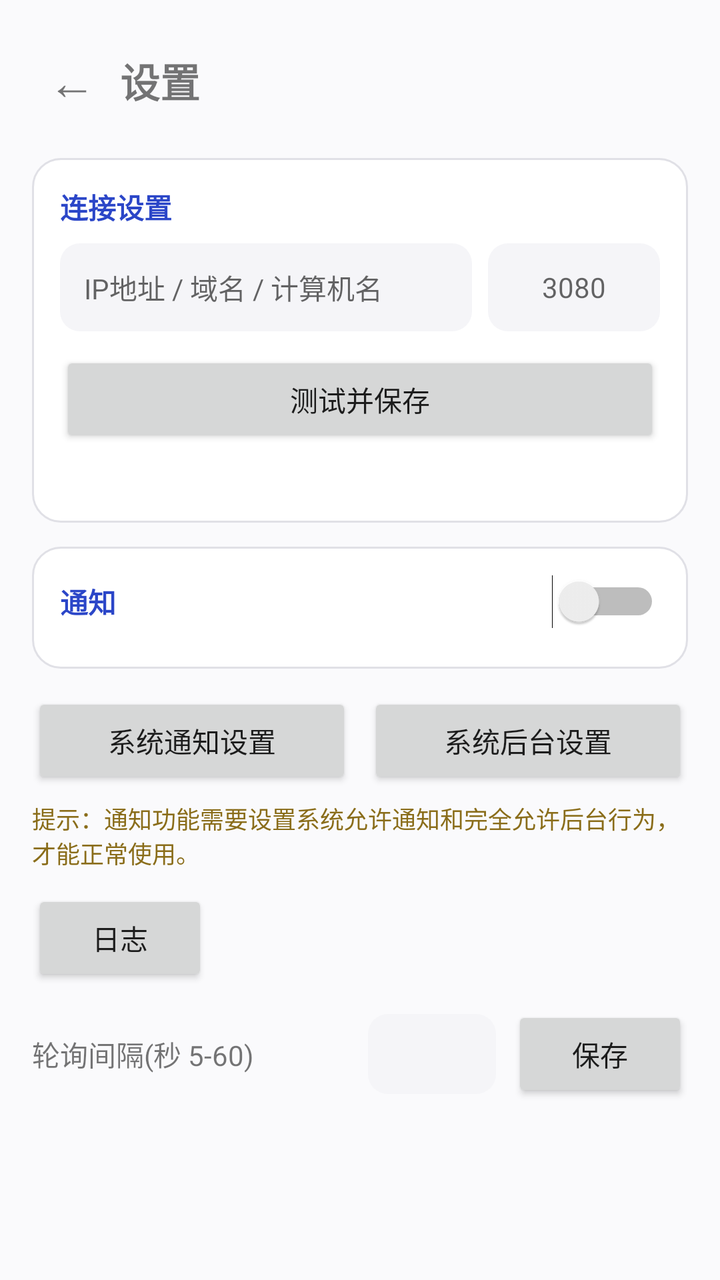
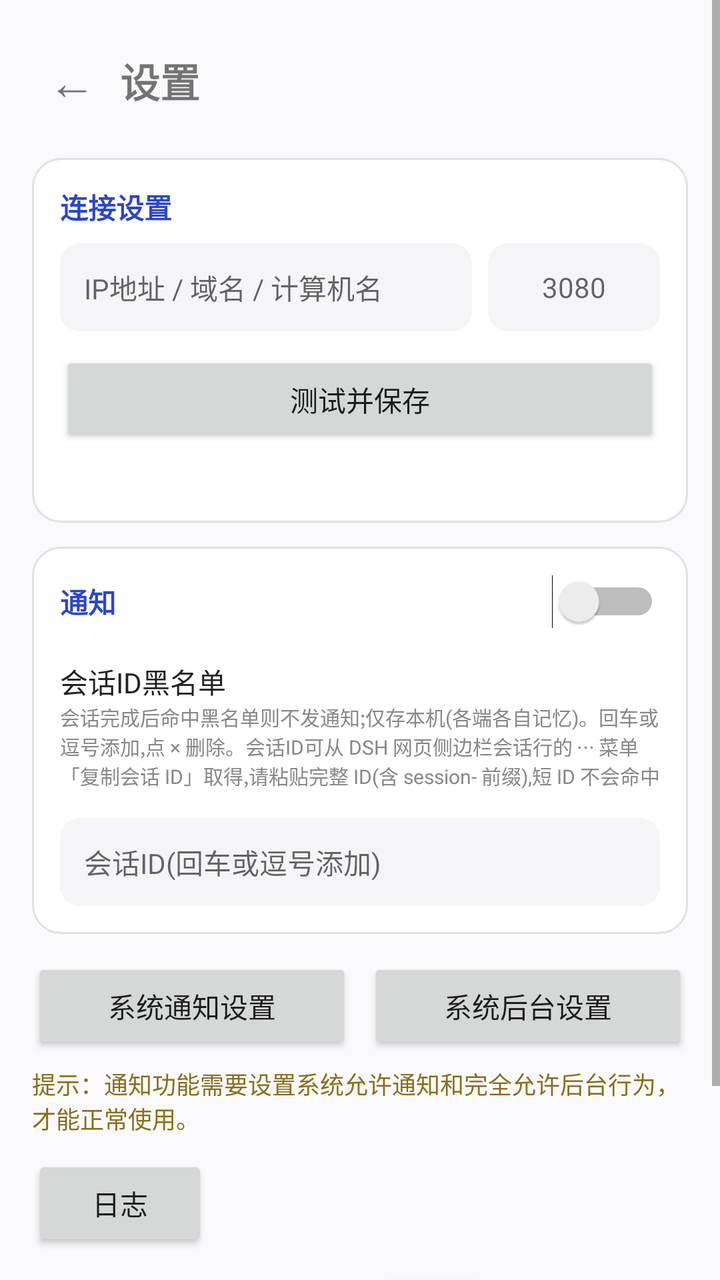

Two renders of the same Android screen: before a commit and after it. Below are the layout's source before the change and the commit's diff.
<!-- AndroidManifest.xml: application theme Theme.DshRemote -->
<!-- res/layout/activity_settings.xml -->
<?xml version="1.0" encoding="utf-8"?>
<ScrollView xmlns:android="http://schemas.android.com/apk/res/android"
    android:id="@+id/settingsRoot"
    android:layout_width="match_parent"
    android:layout_height="match_parent"
    android:background="#FAFAFC">

    <LinearLayout
        android:layout_width="match_parent"
        android:layout_height="wrap_content"
        android:orientation="vertical"
        android:padding="16dp">

        
        <LinearLayout
            android:layout_width="match_parent"
            android:layout_height="wrap_content"
            android:gravity="center_vertical"
            android:orientation="horizontal">

            <TextView
                android:id="@+id/btnBack"
                android:layout_width="wrap_content"
                android:layout_height="wrap_content"
                android:clickable="true"
                android:focusable="true"
                android:padding="8dp"
                android:text="←"
                android:textSize="24sp" />

            <TextView
                android:layout_width="wrap_content"
                android:layout_height="wrap_content"
                android:layout_marginStart="4dp"
                android:text="@string/settings_title"
                android:textSize="20sp"
                android:textStyle="bold" />
        </LinearLayout>

        
        <LinearLayout
            android:layout_width="match_parent"
            android:layout_height="wrap_content"
            android:layout_marginTop="14dp"
            android:background="@drawable/bg_card"
            android:orientation="vertical"
            android:padding="14dp">

            <TextView
                android:layout_width="wrap_content"
                android:layout_height="wrap_content"
                android:text="@string/conn_title"
                android:textColor="#2B46C8"
                android:textSize="14sp"
                android:textStyle="bold" />

            <LinearLayout
                android:layout_width="match_parent"
                android:layout_height="wrap_content"
                android:layout_marginTop="8dp"
                android:gravity="center_vertical"
                android:orientation="horizontal">

                <EditText
                    android:id="@+id/etHost"
                    android:layout_width="0dp"
                    android:layout_height="44dp"
                    android:layout_weight="1"
                    android:background="@drawable/bg_input_rounded"
                    android:hint="@string/hint_ip"
                    android:imeOptions="actionNext"
                    android:inputType="textNoSuggestions"
                    android:maxLines="1"
                    android:paddingStart="12dp"
                    android:paddingEnd="12dp"
                    android:textSize="14sp" />

                <EditText
                    android:id="@+id/etPort"
                    android:layout_width="86dp"
                    android:layout_height="44dp"
                    android:layout_marginStart="8dp"
                    android:background="@drawable/bg_input_rounded"
                    android:gravity="center"
                    android:hint="3080"
                    android:imeOptions="actionDone"
                    android:inputType="number"
                    android:maxLines="1"
                    android:textSize="14sp" />
            </LinearLayout>

            <Button
                android:id="@+id/btnTestSave"
                android:layout_width="match_parent"
                android:layout_height="wrap_content"
                android:layout_marginTop="10dp"
                android:text="@string/btn_test_save" />

            <TextView
                android:id="@+id/tvTestResult"
                android:layout_width="match_parent"
                android:layout_height="wrap_content"
                android:layout_marginTop="6dp"
                android:lineSpacingExtra="3dp"
                android:textSize="13sp" />
        </LinearLayout>

        
        <LinearLayout
            android:layout_width="match_parent"
            android:layout_height="wrap_content"
            android:layout_marginTop="12dp"
            android:background="@drawable/bg_card"
            android:orientation="vertical"
            android:padding="14dp">

            <LinearLayout
                android:layout_width="match_parent"
                android:layout_height="wrap_content"
                android:gravity="center_vertical"
                android:orientation="horizontal">

                <TextView
                    android:layout_width="0dp"
                    android:layout_height="wrap_content"
                    android:layout_weight="1"
                    android:text="@string/notif_title"
                    android:textColor="#2B46C8"
                    android:textSize="14sp"
                    android:textStyle="bold" />

                <Switch
                    android:id="@+id/swMaster"
                    android:layout_width="wrap_content"
                    android:layout_height="wrap_content" />
            </LinearLayout>

            
            <LinearLayout
                android:id="@+id/modeRows"
                android:layout_width="match_parent"
                android:layout_height="wrap_content"
                android:layout_marginTop="6dp"
                android:orientation="vertical" />

            <TextView
                android:layout_width="match_parent"
                android:layout_height="wrap_content"
                android:layout_marginTop="10dp"
                android:fontFamily="monospace"
                android:text="加载中…"
                android:textSize="11sp"
                android:visibility="gone"
                android:id="@+id/tvSettingsState" />
        </LinearLayout>

        
        <LinearLayout
            android:layout_width="match_parent"
            android:layout_height="wrap_content"
            android:layout_marginTop="12dp"
            android:orientation="horizontal">

            <Button
                android:id="@+id/btnSysNotif"
                android:layout_width="0dp"
                android:layout_height="wrap_content"
                android:layout_weight="1"
                android:text="@string/btn_sys_notif" />

            <Button
                android:id="@+id/btnSysBg"
                android:layout_width="0dp"
                android:layout_height="wrap_content"
                android:layout_marginStart="8dp"
                android:layout_weight="1"
                android:text="@string/btn_sys_bg" />
        </LinearLayout>

        <TextView
            android:layout_width="match_parent"
            android:layout_height="wrap_content"
            android:layout_marginTop="6dp"
            android:text="@string/sys_hint"
            android:textColor="#8A6D1A"
            android:textSize="12sp" />

        <Button
            android:id="@+id/btnLog"
            android:layout_width="wrap_content"
            android:layout_height="wrap_content"
            android:layout_marginTop="10dp"
            android:text="@string/btn_log" />

        
        <LinearLayout
            android:layout_width="match_parent"
            android:layout_height="wrap_content"
            android:layout_marginTop="10dp"
            android:gravity="center_vertical"
            android:orientation="horizontal">

            <TextView
                android:layout_width="0dp"
                android:layout_height="wrap_content"
                android:layout_weight="1"
                android:text="@string/interval_label"
                android:textSize="14sp" />

            <EditText
                android:id="@+id/etInterval"
                android:layout_width="64dp"
                android:layout_height="40dp"
                android:background="@drawable/bg_input_rounded"
                android:gravity="center"
                android:inputType="number"
                android:maxLines="1"
                android:textSize="14sp" />

            <Button
                android:id="@+id/btnSaveInterval"
                android:layout_width="wrap_content"
                android:layout_height="wrap_content"
                android:layout_marginStart="8dp"
                android:text="@string/btn_save" />
        </LinearLayout>

        <TextView
            android:id="@+id/tvIntervalResult"
            android:layout_width="match_parent"
            android:layout_height="wrap_content"
            android:layout_marginTop="4dp"
            android:textSize="12sp" />

        
        <TextView
            android:id="@+id/tvFooter"
            android:layout_width="match_parent"
            android:layout_height="wrap_content"
            android:layout_marginTop="18dp"
            android:lineSpacingExtra="4dp"
            android:textColor="#666"
            android:textSize="12sp" />
    </LinearLayout>
</ScrollView>
<!-- resources referenced by this layout -->
<resources>
  <!-- drawable bg_card (drawable) -->
  <?xml version="1.0" encoding="utf-8"?>
  <shape xmlns:android="http://schemas.android.com/apk/res/android" android:shape="rectangle">
      <solid android:color="#FFFFFF" />
      <corners android:radius="14dp" />
      <stroke android:width="1dp" android:color="#E0E0E6" />
  </shape>
  <!-- drawable bg_input_rounded (drawable) -->
  <?xml version="1.0" encoding="utf-8"?>
  <shape xmlns:android="http://schemas.android.com/apk/res/android" android:shape="rectangle">
      <solid android:color="#F5F5F8" />
      <corners android:radius="10dp" />
  </shape>
  <string name="btn_log">日志</string>
  <string name="btn_save">保存</string>
  <string name="btn_sys_bg">系统后台设置</string>
  <string name="btn_sys_notif">系统通知设置</string>
  <string name="btn_test_save">测试并保存</string>
  <string name="conn_title">连接设置</string>
  <string name="hint_ip">IP地址 / 域名 / 计算机名</string>
  <string name="interval_label">轮询间隔(秒 5-60)</string>
  <string name="notif_title">通知</string>
  <string name="settings_title">设置</string>
  <string name="sys_hint">提示：通知功能需要设置系统允许通知和完全允许后台行为，才能正常使用。</string>
  <style name="Theme.DshRemote" parent="Theme.AppCompat.Light.NoActionBar">
          <item name="android:windowBackground">@android:color/white</item>
          <item name="android:statusBarColor">@android:color/white</item>
          <item name="android:navigationBarColor">@android:color/white</item>
          <item name="android:windowLightStatusBar">true</item>
          <item name="android:windowLightNavigationBar">true</item>
      </style>
</resources>

<!-- the commit's change to res/layout/activity_settings.xml (unified diff, before → after) -->
@@ -152,6 +152,43 @@
                 android:textSize="11sp"
                 android:visibility="gone"
                 android:id="@+id/tvSettingsState" />
+
+            
+            <TextView
+                android:layout_width="match_parent"
+                android:layout_height="wrap_content"
+                android:layout_marginTop="10dp"
+                android:text="@string/blacklist_title"
+                android:textColor="#222222"
+                android:textSize="14sp" />
+
+            <TextView
+                android:layout_width="match_parent"
+                android:layout_height="wrap_content"
+                android:text="@string/blacklist_hint"
+                android:textColor="#888888"
+                android:textSize="10sp" />
+
+            <LinearLayout
+                android:id="@+id/blTags"
+                android:layout_width="match_parent"
+                android:layout_height="wrap_content"
+                android:layout_marginTop="6dp"
+                android:orientation="vertical" />
+
+            <EditText
+                android:id="@+id/etBlacklist"
+                android:layout_width="match_parent"
+                android:layout_height="44dp"
+                android:layout_marginTop="8dp"
+                android:background="@drawable/bg_input_rounded"
+                android:hint="@string/hint_session_id"
+                android:imeOptions="actionDone"
+                android:inputType="textNoSuggestions"
+                android:maxLines="1"
+                android:paddingStart="12dp"
+                android:paddingEnd="12dp"
+                android:textSize="14sp" />
         </LinearLayout>
 
         
<!-- resource entries referenced after the edit -->
@@ -13,6 +13,8 @@
       <solid android:color="#F5F5F8" />
       <corners android:radius="10dp" />
   </shape>
+  <string name="blacklist_hint">会话完成后命中黑名单则不发通知;仅存本机(各端各自记忆)。回车或逗号添加,点 × 删除。会话ID可从 DSH 网页侧边栏会话行的 ⋯ 菜单「复制会话 ID」取得,请粘贴完整 ID(含 session- 前缀),短 ID 不会命中</string>
+  <string name="blacklist_title">会话ID黑名单</string>
   <string name="btn_log">日志</string>
   <string name="btn_save">保存</string>
   <string name="btn_sys_bg">系统后台设置</string>
@@ -20,6 +22,7 @@
   <string name="btn_test_save">测试并保存</string>
   <string name="conn_title">连接设置</string>
   <string name="hint_ip">IP地址 / 域名 / 计算机名</string>
+  <string name="hint_session_id">会话ID(回车或逗号添加)</string>
   <string name="interval_label">轮询间隔(秒 5-60)</string>
   <string name="notif_title">通知</string>
   <string name="settings_title">设置</string>
